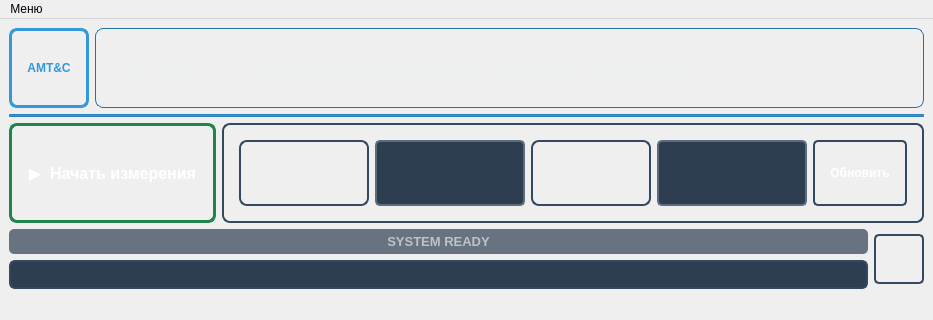
BuslaySt/Helmholz-Polymagnit, file HelmCoilsUI.ui: the form before one commit; both pictures show x 0 to 933 and y 0 to 320 of the 933 by 900 pixel window.
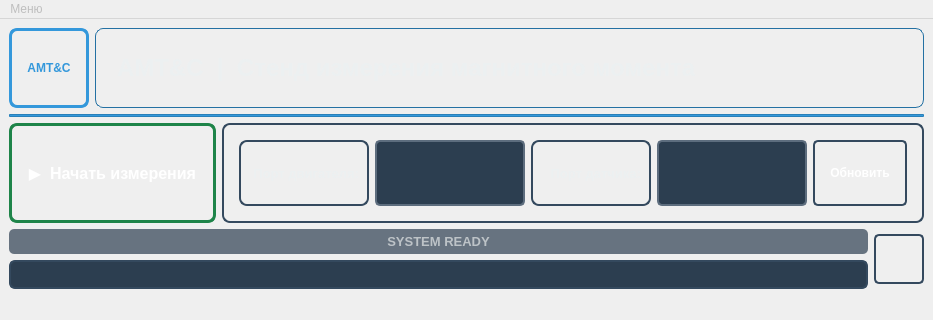
The form after the commit. Icons and pictures are not drawn.

The edit to the form file:
```diff
--- a/HelmCoilsUI.ui
+++ b/HelmCoilsUI.ui
@@ -857,6 +857,9 @@
     </rect>
    </property>
    <widget class="QMenu" name="menu">
+    <property name="enabled">
+     <bool>false</bool>
+    </property>
     <property name="title">
      <string>Меню</string>
     </property>
```
